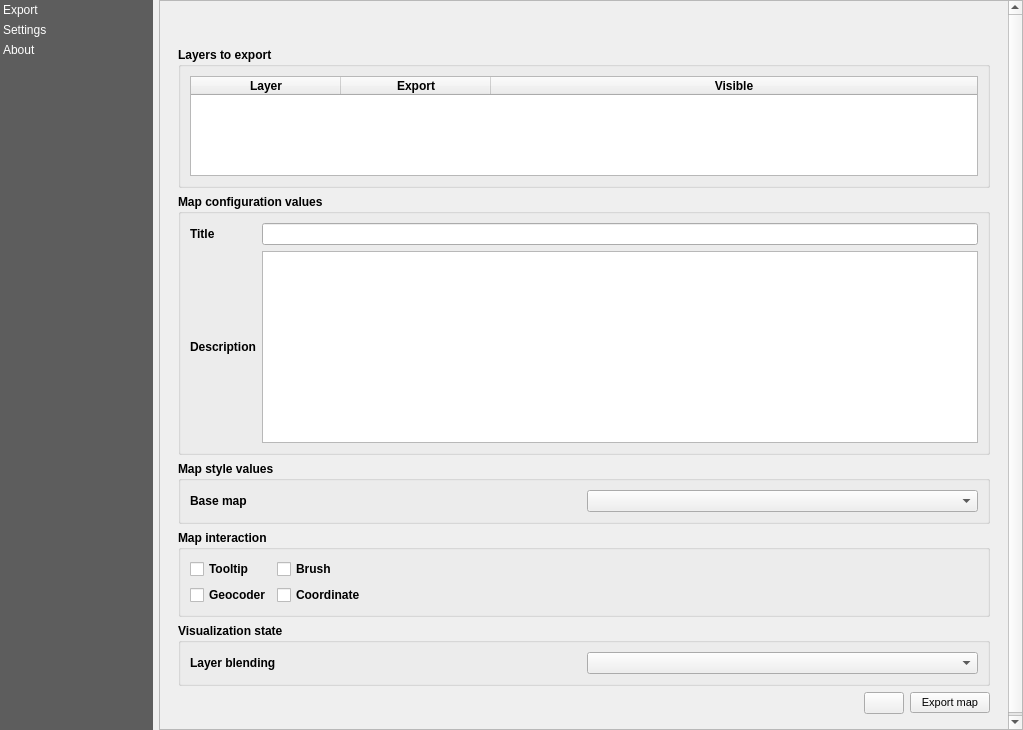
Before: the Qt Designer form Unfolded/resources/ui/unfolded_dialog.ui in foursquare/qgis-plugin, drawn with Qt 5.
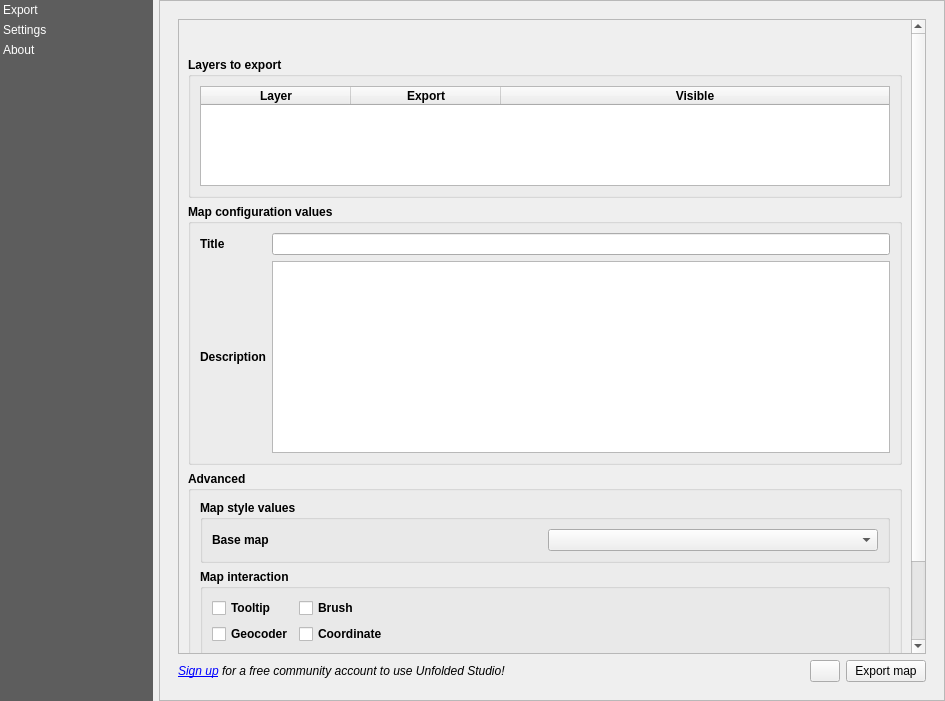
After: the same form once the commit is applied. Icons and pictures are not drawn. Custom widgets are drawn as their Qt base class.

```diff
--- a/Unfolded/resources/ui/unfolded_dialog.ui
+++ b/Unfolded/resources/ui/unfolded_dialog.ui
@@ -9,8 +9,8 @@
    <rect>
     <x>0</x>
     <y>0</y>
-    <width>1023</width>
-    <height>730</height>
+    <width>945</width>
+    <height>701</height>
    </rect>
   </property>
   <property name="windowTitle">
@@ -112,8 +112,8 @@
          <rect>
           <x>0</x>
           <y>0</y>
-          <width>860</width>
-          <height>726</height>
+          <width>782</width>
+          <height>691</height>
          </rect>
         </property>
         <property name="minimumSize">
@@ -122,7 +122,7 @@
           <height>0</height>
          </size>
         </property>
-        <layout class="QVBoxLayout" name="verticalLayout_4">
+        <layout class="QVBoxLayout" name="verticalLayout_16">
          <item>
           <widget class="QStackedWidget" name="stacked_widget">
            <property name="currentIndex">
@@ -131,6 +131,21 @@
            <widget class="QWidget" name="exporter">
             <layout class="QVBoxLayout" name="verticalLayout_11">
              <item>
+              <widget class="QScrollArea" name="scrollArea_2">
+               <property name="widgetResizable">
+                <bool>true</bool>
+               </property>
+               <widget class="QWidget" name="scrollAreaWidgetContents">
+                <property name="geometry">
+                 <rect>
+                  <x>0</x>
+                  <y>0</y>
+                  <width>744</width>
+                  <height>620</height>
+                 </rect>
+                </property>
+                <layout class="QVBoxLayout" name="verticalLayout_2">
+                 <item>
               <layout class="QHBoxLayout" name="horizontalLayout_5">
                <item>
                 <spacer name="horizontalSpacer_3">
@@ -308,6 +323,21 @@
               </widget>
              </item>
              <item>
+                  <widget class="QgsCollapsibleGroupBox" name="mGroupBox">
+                   <property name="font">
+                    <font>
+                     <weight>75</weight>
+                     <bold>true</bold>
+                    </font>
+                   </property>
+                   <property name="title">
+                    <string>Advanced</string>
+                   </property>
+                   <property name="collapsed">
+                    <bool>true</bool>
+                   </property>
+                   <layout class="QVBoxLayout" name="verticalLayout_4">
+                    <item>
               <widget class="QgsCollapsibleGroupBox" name="gb_1">
                <property name="enabled">
                 <bool>true</bool>
@@ -478,8 +508,36 @@
                </layout>
               </widget>
              </item>
+                   </layout>
+                  </widget>
+                 </item>
+                </layout>
+               </widget>
+              </widget>
+             </item>
              <item>
               <layout class="QHBoxLayout" name="horizontalLayout_3">
+               <item>
+                <widget class="QLabel" name="signup_text">
+                 <property name="font">
+                  <font>
+                   <italic>true</italic>
+                  </font>
+                 </property>
+                 <property name="text">
+                  <string>&lt;html&gt;&lt;head/&gt;&lt;body&gt;&lt;p&gt;&lt;a href=&quot;https://studio.unfolded.ai/home&quot;&gt;&lt;span
+                   style=&quot; text-decoration: underline; color:#0000ff;&quot;&gt;Sign up&lt;/span&gt;&lt;/a&gt; for a
+                   free community account to use Unfolded Studio!&lt;/p&gt;&lt;/body&gt;&lt;/html&gt;
+                  </string>
+                 </property>
+                 <property name="textFormat">
+                  <enum>Qt::AutoText</enum>
+                 </property>
+                 <property name="openExternalLinks">
+                  <bool>true</bool>
+                 </property>
+                </widget>
+               </item>
                <item>
                 <spacer name="horizontalSpacer_2">
                  <property name="orientation">
@@ -495,15 +553,23 @@
                </item>
                <item>
                 <widget class="QPushButton" name="btn_open_studio">
+                 <property name="maximumSize">
+                  <size>
+                   <width>30</width>
+                   <height>30</height>
+                  </size>
+                 </property>
                  <property name="toolTip">
                   <string>Open Unfolded Studio and export to web</string>
                  </property>
                  <property name="text">
                   <string/>
                  </property>
-                 <property name="icon">
-                  <iconset>
-                   <normaloff>Unfolded101/resources/icons/icon.svg</normaloff>Unfolded101/resources/icons/icon.svg</iconset>
+                 <property name="iconSize">
+                  <size>
+                   <width>20</width>
+                   <height>20</height>
+                  </size>
                  </property>
                  <property name="checkable">
                   <bool>false</bool>
@@ -512,13 +578,6 @@
                </item>
                <item>
                 <widget class="QPushButton" name="btn_export">
-                 <property name="font">
-                  <font>
-                   <pointsize>8</pointsize>
-                   <weight>50</weight>
-                   <bold>false</bold>
-                  </font>
-                 </property>
                  <property name="text">
                   <string>Export map</string>
                  </property>
@@ -528,6 +587,9 @@
                    <height>16</height>
                   </size>
                  </property>
+                 <property name="flat">
+                  <bool>false</bool>
+                 </property>
                 </widget>
                </item>
               </layout>
@@ -762,19 +824,6 @@
                 <string>Unfolded Studio</string>
                </property>
                <layout class="QVBoxLayout" name="verticalLayout_9">
-                <item>
-                 <widget class="QLabel" name="signup_text">
-                  <property name="text">
-                   <string>&lt;html&gt;&lt;head/&gt;&lt;body&gt;&lt;p&gt;&lt;a href=&quot;https://studio.unfolded.ai/home&quot;&gt;&lt;span style=&quot; text-decoration: underline; color:#0000ff;&quot;&gt;Sign up&lt;/span&gt;&lt;/a&gt; for a free community account to use Unfolded Studio!&lt;/p&gt;&lt;/body&gt;&lt;/html&gt;</string>
-                  </property>
-                  <property name="textFormat">
-                   <enum>Qt::AutoText</enum>
-                  </property>
-                  <property name="openExternalLinks">
-                   <bool>true</bool>
-                  </property>
-                 </widget>
-                </item>
                 <item>
                  <layout class="QGridLayout" name="gridLayout_6">
                   <property name="sizeConstraint">
```
Left out of the diff: 18 changed lines with no effect on the pictures. Lines whose indentation alone changed are shown as unchanged.
